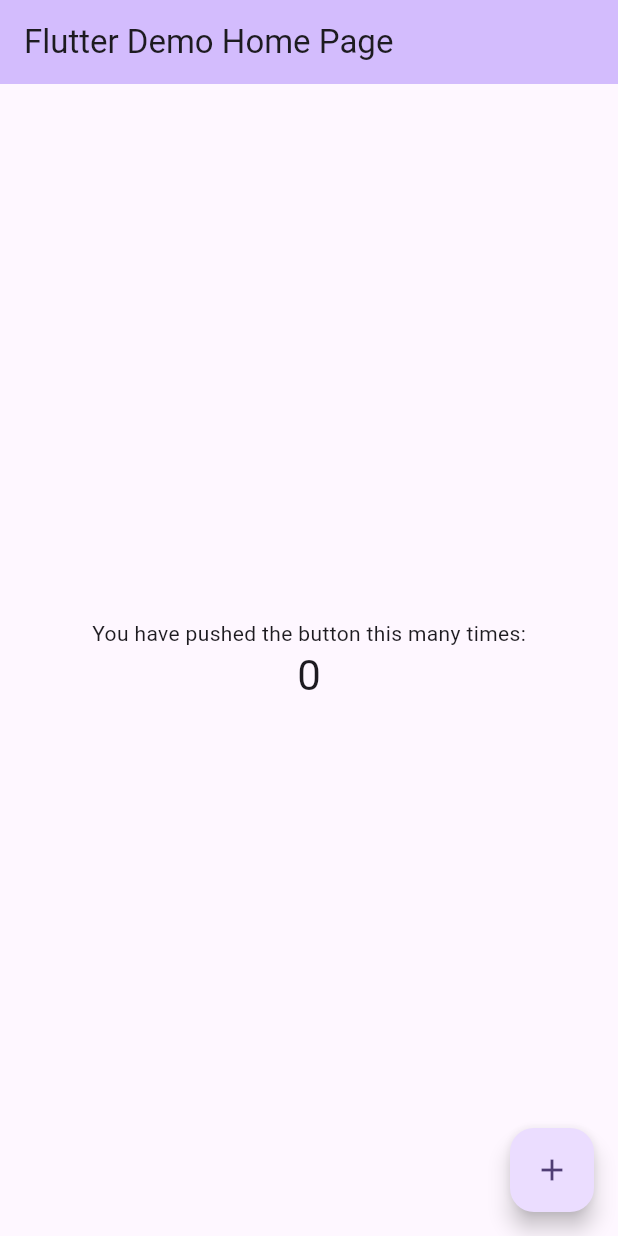
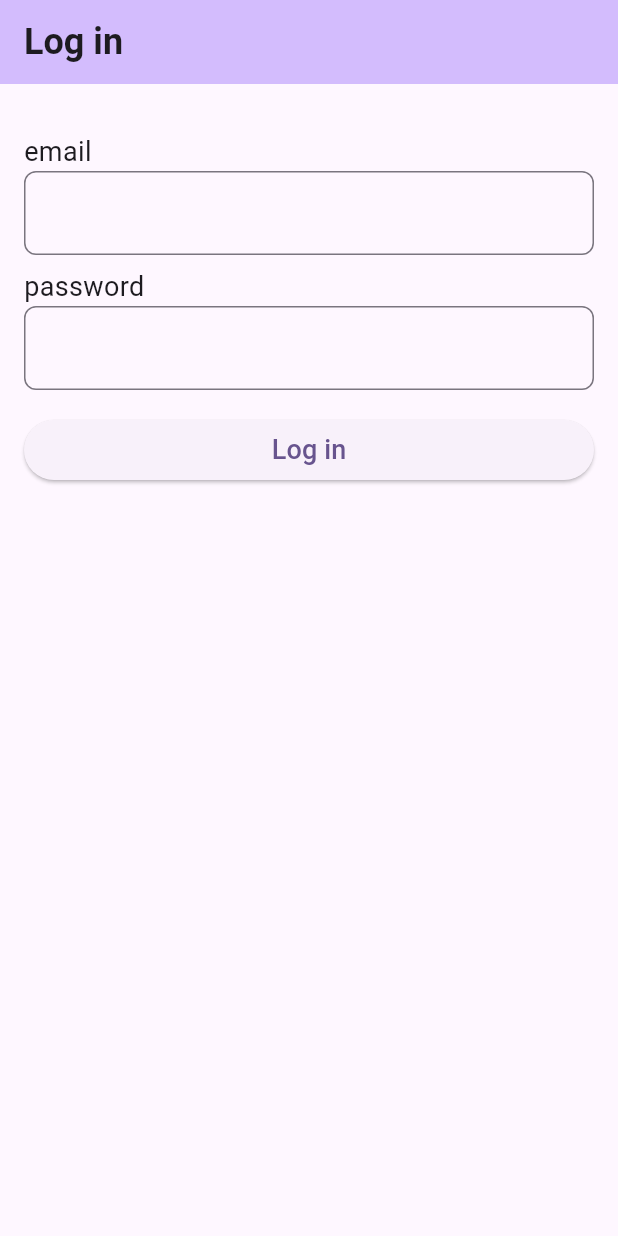
Before and after one commit to amaliluthfi/sera_test, a Flutter app: the screen it shows after launch, on a phone screen of 412 x 824 dp. Run offline on Flutter 3.47's test engine with Material 2 defaults, Android fonts, the phone set to English and light mode, and no system bars; our stand-ins replace bloc, dio, flutter_bloc, get_it; accounts and stored records are empty.

Commit message:
add sign in

```diff
--- /dev/null
+++ b/lib/common/bloc/session/session_bloc.dart
@@ -0,0 +1,32 @@
+import 'package:bloc/bloc.dart';
+import 'package:flutter/material.dart';
+import 'package:sera_test/common/models/profile_model.dart';
+import 'package:sera_test/common/repo/session_repo.dart';
+
+part 'session_state.dart';
+
+class SessionBloc extends Cubit<SessionState> {
+  SessionBloc() : super(SessionInit()) {
+    debugPrint("session login init");
+  }
+
+  final SessionRepo _sessionRepo = SessionRepo();
+  TextEditingController email = TextEditingController();
+  TextEditingController password = TextEditingController();
+  Map<String, dynamic>? token;
+  Profile? profile;
+
+  Future<void> login() async {
+    try {
+      emit(SessionLoading());
+      var res = await _sessionRepo
+          .loginRepo(data: {"email": email.text, "password": password.text});
+      token = res;
+      emit(SessionDone(successMessage: "Success login!"));
+      debugPrint("success login: $token");
+    } catch (e) {
+      emit(SessionFailed(errorMessage: e.toString()));
+      debugPrint(e.toString());
+    }
+  }
+}
--- /dev/null
+++ b/lib/common/bloc/session/session_state.dart
@@ -0,0 +1,20 @@
+part of 'session_bloc.dart';
+
+@immutable
+abstract class SessionState {}
+
+class SessionInit extends SessionState {}
+
+class SessionLoading extends SessionState {}
+
+class SessionDone extends SessionState {
+  SessionDone({this.successMessage});
+
+  final String? successMessage;
+}
+
+class SessionFailed extends SessionState {
+  SessionFailed({this.errorMessage});
+
+  final String? errorMessage;
+}
--- /dev/null
+++ b/lib/common/models/profile_model.dart
@@ -0,0 +1,45 @@
+// To parse this JSON data, do
+//
+//     final profile = profileFromJson(jsonString);
+
+import 'dart:convert';
+
+Profile profileFromJson(String str) => Profile.fromJson(json.decode(str));
+
+String profileToJson(Profile data) => json.encode(data.toJson());
+
+class Profile {
+    int? id;
+    String? email;
+    String? password;
+    String? name;
+    String? role;
+    String? avatar;
+
+    Profile({
+        this.id,
+        this.email,
+        this.password,
+        this.name,
+        this.role,
+        this.avatar,
+    });
+
+    factory Profile.fromJson(Map<String, dynamic> json) => Profile(
+        id: json["id"],
+        email: json["email"],
+        password: json["password"],
+        name: json["name"],
+        role: json["role"],
+        avatar: json["avatar"],
+    );
+
+    Map<String, dynamic> toJson() => {
+        "id": id,
+        "email": email,
+        "password": password,
+        "name": name,
+        "role": role,
+        "avatar": avatar,
+    };
+}
--- /dev/null
+++ b/lib/core/di/setup_di.dart
@@ -0,0 +1,10 @@
+import 'package:get_it/get_it.dart';
+import 'package:sera_test/common/bloc/session/session_bloc.dart';
+
+final GetIt getIt = GetIt.instance;
+
+class DISetup {
+  static void init() {
+    getIt.registerLazySingleton<SessionBloc>(() => SessionBloc());
+  }
+}
--- /dev/null
+++ b/lib/core/route/app_route.dart
@@ -0,0 +1,14 @@
+import 'package:flutter/material.dart';
+import 'package:sera_test/core/route/route_const.dart';
+import 'package:sera_test/module/home/page/homepage.dart';
+import 'package:sera_test/module/login/page/login_page.dart';
+
+class AppRoute {
+  AppRoute(this.context);
+  final BuildContext context;
+
+  final routes = {
+    RouteConst.loginRoute: (context) => const LoginPage(),
+    RouteConst.homeRoute: (context) => const MyHomePage(title: "Shop IT")
+  };
+}
--- /dev/null
+++ b/lib/core/route/route_const.dart
@@ -0,0 +1,4 @@
+class RouteConst {
+  static const homeRoute = "/";
+  static const loginRoute = "/login";
+}
--- a/lib/main.dart
+++ b/lib/main.dart
@@ -1,6 +1,12 @@
 import 'package:flutter/material.dart';
+import 'package:flutter_bloc/flutter_bloc.dart';
+import 'package:sera_test/common/bloc/session/session_bloc.dart';
+import 'package:sera_test/core/di/setup_di.dart';
+import 'package:sera_test/core/route/app_route.dart';
+import 'package:sera_test/core/route/route_const.dart';
 
 void main() {
+  DISetup.init();
   runApp(const MyApp());
 }
 
@@ -9,60 +15,16 @@ class MyApp extends StatelessWidget {
 
   @override
   Widget build(BuildContext context) {
-    return MaterialApp(
-      title: 'Flutter Demo',
-      theme: ThemeData(
-        colorScheme: ColorScheme.fromSeed(seedColor: Colors.deepPurple),
-        useMaterial3: true,
-      ),
-      home: const MyHomePage(title: 'Flutter Demo Home Page'),
-    );
-  }
-}
-
-class MyHomePage extends StatefulWidget {
-  const MyHomePage({super.key, required this.title});
-
-  final String title;
-
-  @override
-  State<MyHomePage> createState() => _MyHomePageState();
-}
-
-class _MyHomePageState extends State<MyHomePage> {
-  int _counter = 0;
-
-  void _incrementCounter() {
-    setState(() {
-      _counter++;
-    });
-  }
-
-  @override
-  Widget build(BuildContext context) {
-    return Scaffold(
-      appBar: AppBar(
-        backgroundColor: Theme.of(context).colorScheme.inversePrimary,
-        title: Text(widget.title),
-      ),
-      body: Center(
-        child: Column(
-          mainAxisAlignment: MainAxisAlignment.center,
-          children: <Widget>[
-            const Text(
-              'You have pushed the button this many times:',
-            ),
-            Text(
-              '$_counter',
-              style: Theme.of(context).textTheme.headlineMedium,
-            ),
-          ],
+    return MultiBlocProvider(
+      providers: [BlocProvider(create: (context) => SessionBloc())],
+      child: MaterialApp(
+        title: 'Shop IT',
+        routes: AppRoute(context).routes,
+        initialRoute: RouteConst.loginRoute,
+        theme: ThemeData(
+          colorScheme: ColorScheme.fromSeed(seedColor: Colors.deepPurple),
+          useMaterial3: true,
         ),
-      ),
-      floatingActionButton: FloatingActionButton(
-        onPressed: _incrementCounter,
-        tooltip: 'Increment',
-        child: const Icon(Icons.add),
       ),
     );
   }
--- /dev/null
+++ b/lib/module/login/page/login_page.dart
@@ -0,0 +1,78 @@
+import 'package:flutter/material.dart';
+import 'package:flutter_bloc/flutter_bloc.dart';
+import 'package:sera_test/common/bloc/session/session_bloc.dart';
+import 'package:sera_test/core/di/setup_di.dart';
+import 'package:sera_test/core/route/route_const.dart';
+import 'package:sera_test/module/login/widgets/custom_form_field.dart';
+
+import '../../../common/widgets/spacer.dart';
+
+class LoginPage extends StatefulWidget {
+  const LoginPage({super.key});
+
+  @override
+  State<LoginPage> createState() => _LoginPageState();
+}
+
+class _LoginPageState extends State<LoginPage> {
+  SessionBloc sessionBloc = getIt<SessionBloc>();
+
+  @override
+  Widget build(BuildContext context) {
+    return Scaffold(
+        appBar: AppBar(
+          automaticallyImplyLeading: false,
+          backgroundColor: Theme.of(context).colorScheme.inversePrimary,
+          title: const Text(
+            "Log in",
+            style: TextStyle(fontSize: 24, fontWeight: FontWeight.w700),
+          ),
+        ),
+        body: BlocConsumer<SessionBloc, SessionState>(
+            bloc: sessionBloc,
+            listener: (contex, state) {
+              if (state is SessionFailed) {}
+              if (state is SessionDone) {
+                Navigator.of(context).pushNamed(RouteConst.homeRoute);
+              }
+            },
+            builder: (context, state) {
+              return Padding(
+                padding: const EdgeInsets.all(16.0),
+                child: Center(
+                  child: Form(
+                    child: Column(
+                      mainAxisAlignment: MainAxisAlignment.start,
+                      crossAxisAlignment: CrossAxisAlignment.start,
+                      children: <Widget>[
+                        const SpaceH16(),
+                        CustomFormField(
+                          label: "email",
+                          controller: sessionBloc.email,
+                        ),
+                        const SpaceH8(),
+                        CustomFormField(
+                          label: "password",
+                          controller: sessionBloc.password,
+                        ),
+                        const SpaceH16(),
+                        ElevatedButton(
+                          onPressed: () {
+                            sessionBloc.login();
+                          },
+                          style: ElevatedButton.styleFrom(
+                              fixedSize: Size(
+                                  MediaQuery.sizeOf(context).width / 1, 30)),
+                          child: const Text(
+                            "Log in",
+                            style: TextStyle(fontSize: 18),
+                          ),
+                        )
+                      ],
+                    ),
+                  ),
+                ),
+              );
+            }));
+  }
+}
--- /dev/null
+++ b/lib/module/login/widgets/custom_form_field.dart
@@ -0,0 +1,29 @@
+import 'package:flutter/material.dart';
+
+class CustomFormField extends StatelessWidget {
+  const CustomFormField(
+      {super.key, required this.label, required this.controller});
+
+  final String label;
+  final TextEditingController controller;
+  @override
+  Widget build(BuildContext context) {
+    return Column(
+      crossAxisAlignment: CrossAxisAlignment.start,
+      children: [
+        Text(
+          label,
+          style: const TextStyle(fontSize: 18),
+        ),
+        TextFormField(
+          decoration: InputDecoration(
+              border: OutlineInputBorder(
+                  borderRadius: BorderRadius.circular(8),
+                  borderSide: const BorderSide(
+                      color: Colors.blue, style: BorderStyle.solid))),
+          controller: controller,
+        ),
+      ],
+    );
+  }
+}
--- a/pubspec.yaml
+++ b/pubspec.yaml
@@ -35,6 +35,11 @@ dependencies:
   # The following adds the Cupertino Icons font to your application.
   # Use with the CupertinoIcons class for iOS style icons.
   cupertino_icons: ^1.0.2
+  flutter_bloc: ^8.1.3
+  bloc: ^8.1.2
+  dio: ^5.3.4
+  get_it: ^7.6.4
+  hive: ^2.2.3
 
 dev_dependencies:
   flutter_test:
```
Also changed, not shown: lib/common/repo/session_repo.dart (added, +16 -0 lines), lib/common/widgets/spacer.dart (added, +27 -0 lines), lib/core/network/app_network.dart (added, +33 -0 lines), lib/module/home/page/homepage.dart (added, +49 -0 lines), lib/module/login/network/login_network.dart (added, +18 -0 lines), pubspec.lock.
